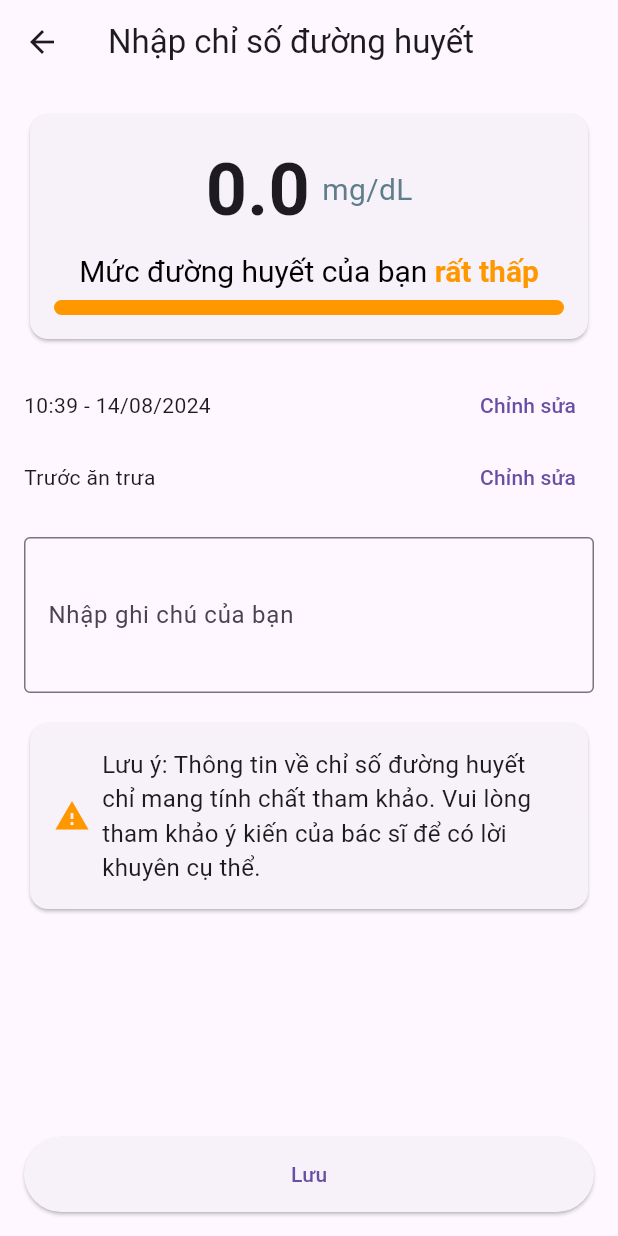
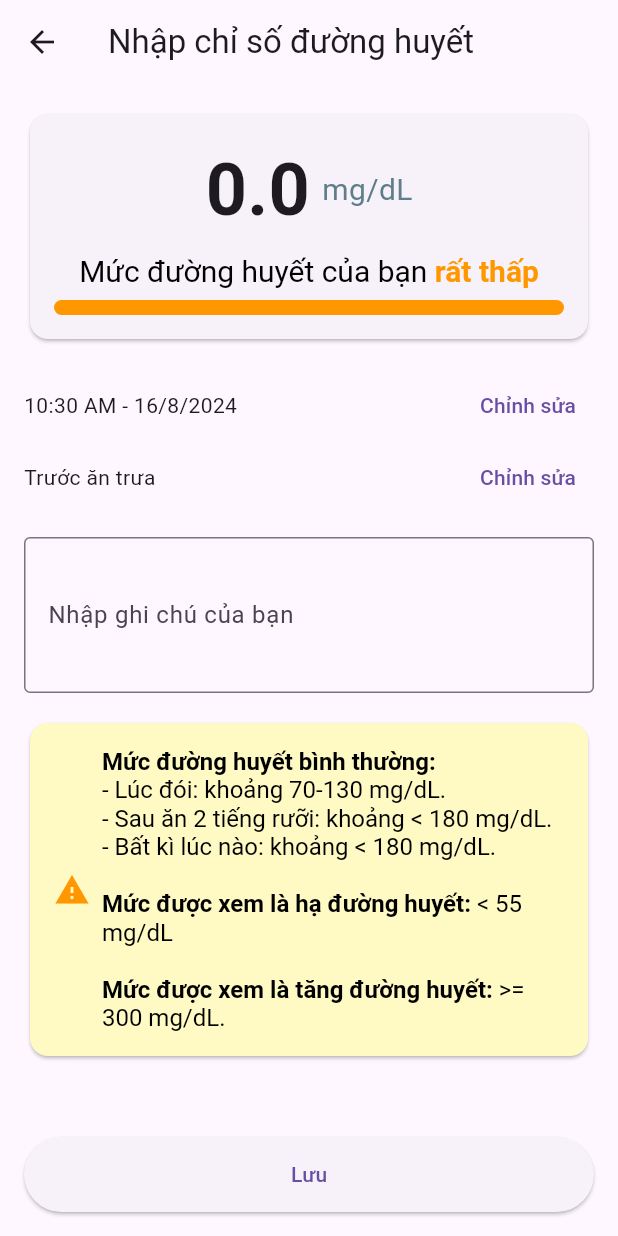
Before and after one commit to annguyen3112/diabetes_app, a Flutter app: the EnterBloodSugarScreen screen opened directly, on a phone screen of 412 x 824 dp. Run offline on Flutter 3.47's test engine with Material 3 defaults, Android fonts, the phone set to English and light mode, and no system bars; our stand-ins replace sqflite; accounts and stored records are empty.

Commit message:
update time and date for users to choose

```diff
--- a/lib/screens/enter_blood_sugar_screen.dart
+++ b/lib/screens/enter_blood_sugar_screen.dart
@@ -8,6 +8,94 @@ class EnterBloodSugarScreen extends StatefulWidget {
 class _EnterBloodSugarScreenState extends State<EnterBloodSugarScreen> {
   double _bloodSugar = 0.0;
   bool _isEditing = false;
+  DateTime _selectedDate = DateTime.now();
+  TimeOfDay _selectedTime = TimeOfDay.now();
+  String _selectedMeal = 'Trước ăn trưa';
+
+  Future<void> _selectDate(BuildContext context) async {
+    final DateTime? picked = await showDatePicker(
+      context: context,
+      initialDate: _selectedDate,
+      firstDate: DateTime(2000),
+      lastDate: DateTime(2101),
+    );
+    if (picked != null && picked != _selectedDate)
+      setState(() {
+        _selectedDate = picked;
+      });
+  }
+
+  Future<void> _selectTime(BuildContext context) async {
+    final TimeOfDay? picked = await showTimePicker(
+      context: context,
+      initialTime: _selectedTime,
+    );
+    if (picked != null && picked != _selectedTime)
+      setState(() {
+        _selectedTime = picked;
+      });
+  }
+
+  Future<void> _selectMeal(BuildContext context) async {
+    final String? picked = await showModalBottomSheet<String>(
+      context: context,
+      builder: (BuildContext context) {
+        return Column(
+          mainAxisSize: MainAxisSize.min,
+          children: <Widget>[
+            ListTile(
+              title: Text('Thức giấc'),
+              onTap: () => Navigator.pop(context, 'Thức giấc'),
+            ),
+            ListTile(
+              title: Text('Trước ăn sáng'),
+              onTap: () => Navigator.pop(context, 'Trước ăn sáng'),
+            ),
+            ListTile(
+              title: Text('Sau ăn sáng'),
+              onTap: () => Navigator.pop(context, 'Sau ăn sáng'),
+            ),
+            ListTile(
+              title: Text('Trước ăn trưa'),
+              onTap: () => Navigator.pop(context, 'Trước ăn trưa'),
+            ),
+            ListTile(
+              title: Text('Sau ăn trưa'),
+              onTap: () => Navigator.pop(context, 'Sau ăn trưa'),
+            ),
+            ListTile(
+              title: Text('Trước ăn tối'),
+              onTap: () => Navigator.pop(context, 'Trước ăn tối'),
+            ),
+            ListTile(
+              title: Text('Sau ăn tối'),
+              onTap: () => Navigator.pop(context, 'Sau ăn tối'),
+            ),
+            ListTile(
+              title: Text('Trước tập thể dục'),
+              onTap: () => Navigator.pop(context, 'Trước tập thể dục'),
+            ),
+            ListTile(
+              title: Text('Sau tập thể dục'),
+              onTap: () => Navigator.pop(context, 'Sau tập thể dục'),
+            ),
+            ListTile(
+              title: Text('Giờ đi ngủ'),
+              onTap: () => Navigator.pop(context, 'Giờ đi ngủ'),
+            ),
+            ListTile(
+              title: Text('Nửa đêm'),
+              onTap: () => Navigator.pop(context, 'Nửa đêm'),
+            ),
+          ],
+        );
+      },
+    );
+    if (picked != null)
+      setState(() {
+        _selectedMeal = picked;
+      });
+  }
 
   @override
   Widget build(BuildContext context) {
@@ -15,11 +103,15 @@ class _EnterBloodSugarScreenState extends State<EnterBloodSugarScreen> {
       appBar: AppBar(
         title: Text('Nhập chỉ số đường huyết'),
       ),
+      resizeToAvoidBottomInset: false,
       body: Padding(
         padding: const EdgeInsets.all(16.0),
         child: Column(
           children: [
-            // Blood Sugar Input Section
+            Expanded(
+              child: SingleChildScrollView(
+                child: Column(
+                  children: [
                     Card(
                       child: Padding(
                         padding: const EdgeInsets.all(16.0),
@@ -86,23 +178,30 @@ class _EnterBloodSugarScreenState extends State<EnterBloodSugarScreen> {
                       ),
                     ),
                     SizedBox(height: 16),
-            // Timestamp and Meal Info Section
                     Row(
                       mainAxisAlignment: MainAxisAlignment.spaceBetween,
                       children: [
-                Text('10:39 - 14/08/2024'),
-                TextButton(onPressed: () {}, child: Text('Chỉnh sửa')),
+                        Text('${_selectedTime.format(context)} - ${_selectedDate.day}/${_selectedDate.month}/${_selectedDate.year}'),
+                        TextButton(
+                          onPressed: () async {
+                            await _selectDate(context);
+                            await _selectTime(context);
+                          },
+                          child: Text('Chỉnh sửa'),
+                        ),
                       ],
                     ),
                     Row(
                       mainAxisAlignment: MainAxisAlignment.spaceBetween,
                       children: [
-                Text('Trước ăn trưa'),
-                TextButton(onPressed: () {}, child: Text('Chỉnh sửa')),
+                        Text(_selectedMeal),
+                        TextButton(
+                          onPressed: () => _selectMeal(context),
+                          child: Text('Chỉnh sửa'),
+                        ),
                       ],
                     ),
                     SizedBox(height: 16),
-            // Notes Section
                     TextField(
                       decoration: InputDecoration(
                         labelText: 'Nhập ghi chú của bạn',
@@ -111,8 +210,8 @@ class _EnterBloodSugarScreenState extends State<EnterBloodSugarScreen> {
                       maxLines: 3,
                     ),
                     SizedBox(height: 16),
-            // Warning Section
                     Card(
+                      color: Colors.yellow[100],
                       child: Padding(
                         padding: const EdgeInsets.all(16.0),
                         child: Row(
@@ -120,19 +219,45 @@ class _EnterBloodSugarScreenState extends State<EnterBloodSugarScreen> {
                             Icon(Icons.warning, color: Colors.orange),
                             SizedBox(width: 8),
                             Expanded(
-                      child: Text(
-                        'Lưu ý: Thông tin về chỉ số đường huyết chỉ mang tính chất tham khảo. '
-                            'Vui lòng tham khảo ý kiến của bác sĩ để có lời khuyên cụ thể.',
-                        style: TextStyle(fontSize: 16),
+                              child: RichText(
+                                text: TextSpan(
+                                  style: TextStyle(fontSize: 16, color: Colors.black),
+                                  children: [
+                                    TextSpan(
+                                      text: 'Mức đường huyết bình thường: ',
+                                      style: TextStyle(fontWeight: FontWeight.bold),
+                                    ),
+                                    TextSpan(
+                                      text: '\n- Lúc đói: khoảng 70-130 mg/dL.\n'
+                                          '- Sau ăn 2 tiếng rưỡi: khoảng < 180 mg/dL.\n'
+                                          '- Bất kì lúc nào: khoảng < 180 mg/dL.\n\n',
+                                    ),
+                                    TextSpan(
+                                      text: 'Mức được xem là hạ đường huyết: ',
+                                      style: TextStyle(fontWeight: FontWeight.bold),
+                                    ),
+                                    TextSpan(
+                                      text: '< 55 mg/dL\n\n',
+                                    ),
+                                    TextSpan(
+                                      text: 'Mức được xem là tăng đường huyết: ',
+                                      style: TextStyle(fontWeight: FontWeight.bold),
+                                    ),
+                                    TextSpan(
+                                      text: '>= 300 mg/dL.',
+                                    ),
+                                  ],
+                                ),
                               ),
                             ),
                           ],
                         ),
                       ),
                     ),
-            SizedBox(height: 16),
-            Spacer(),
-            // Save Button
+                  ],
+                ),
+              ),
+            ),
             ElevatedButton(
               onPressed: () {
                 // Handle save action
@@ -152,10 +277,10 @@ class _EnterBloodSugarScreenState extends State<EnterBloodSugarScreen> {
     String statusText;
     Color statusColor;
 
-    if (_bloodSugar < 55) {
+    if (_bloodSugar < 56) {
       statusText = 'rất thấp';
       statusColor = Colors.orange;
-    } else if (_bloodSugar >= 55 && _bloodSugar <= 70) {
+    } else if (_bloodSugar >= 56 && _bloodSugar <= 70) {
       statusText = 'thấp';
       statusColor = Colors.yellow;
     } else if (_bloodSugar >= 71 && _bloodSugar <= 130) {
@@ -187,9 +312,9 @@ class _EnterBloodSugarScreenState extends State<EnterBloodSugarScreen> {
 
   Widget _buildBloodSugarLevelBar() {
     Color barColor;
-    if (_bloodSugar < 55) {
+    if (_bloodSugar < 56) {
       barColor = Colors.orange;
-    } else if (_bloodSugar >= 55 && _bloodSugar <= 70) {
+    } else if (_bloodSugar >= 56 && _bloodSugar <= 70) {
       barColor = Colors.yellow;
     } else if (_bloodSugar >= 71 && _bloodSugar <= 130) {
       barColor = Colors.green;
```
Lines whose indentation alone changed are shown as unchanged.
